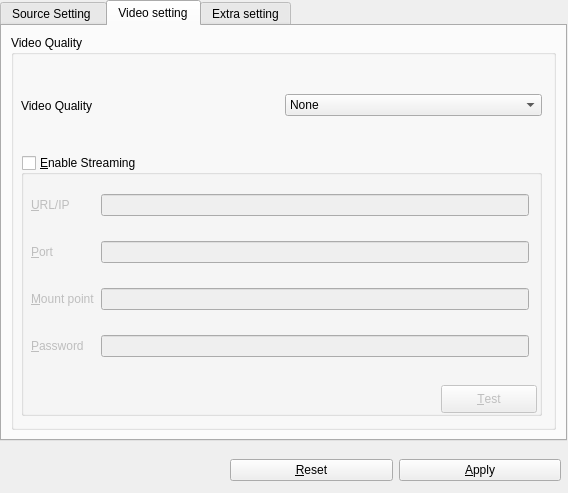
Qt form src/freeseer/configtool/forms/freeseer_configtool_ui.ui (Freeseer/freeseer) before a commit.
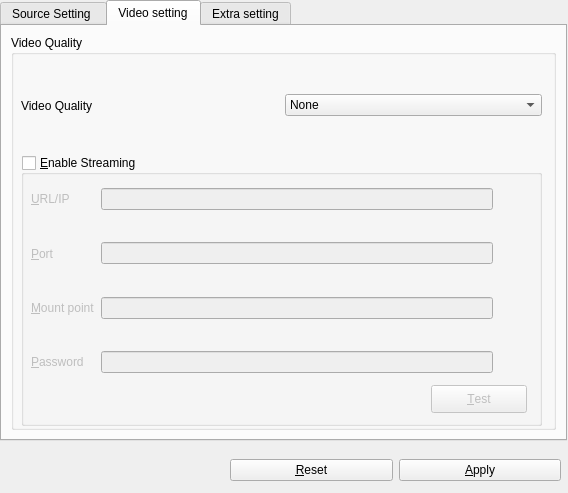
The same form after that commit. The open tabs and pages were chosen to show the change. Icons and pictures are not drawn.

What changed in the file:
```diff
--- a/src/freeseer/configtool/forms/freeseer_configtool_ui.ui
+++ b/src/freeseer/configtool/forms/freeseer_configtool_ui.ui
@@ -14,7 +14,7 @@
    <string>Freeseer Config Tool</string>
   </property>
   <property name="windowIcon">
-   <iconset resource="../../frontend/default/forms/resource.qrc">
+   <iconset>
     <normaloff>:/freeseer/freeseer_logo.png</normaloff>:/freeseer/freeseer_logo.png</iconset>
   </property>
   <widget class="QTabWidget" name="configureTab">
@@ -32,11 +32,14 @@
    <property name="cursor">
     <cursorShape>ArrowCursor</cursorShape>
    </property>
+   <property name="inputMethodHints">
+    <set>Qt::ImhNone</set>
+   </property>
    <property name="tabPosition">
     <enum>QTabWidget::North</enum>
    </property>
    <property name="currentIndex">
-    <number>2</number>
+    <number>1</number>
    </property>
    <property name="elideMode">
     <enum>Qt::ElideNone</enum>
@@ -366,7 +369,7 @@
           <x>10</x>
           <y>120</y>
           <width>521</width>
-          <height>261</height>
+          <height>271</height>
          </rect>
         </property>
         <property name="title">
@@ -383,21 +386,14 @@
           <rect>
            <x>10</x>
            <y>20</y>
-           <width>511</width>
-           <height>201</height>
+           <width>501</width>
+           <height>211</height>
           </rect>
          </property>
          <layout class="QGridLayout" name="gridLayout_EnableStreaming">
           <property name="topMargin">
            <number>0</number>
           </property>
-          <item row="0" column="1">
-           <widget class="QLineEdit" name="lineEdit_URL_IP">
-            <property name="text">
-             <string/>
-            </property>
-           </widget>
-          </item>
           <item row="3" column="1">
            <widget class="QLineEdit" name="lineEdit_password">
             <property name="echoMode">
@@ -429,7 +425,11 @@
            </widget>
           </item>
           <item row="1" column="1">
-           <widget class="QLineEdit" name="lineEdit_port"/>
+           <widget class="QLineEdit" name="lineEdit_port">
+            <property name="inputMethodHints">
+             <set>Qt::ImhNone</set>
+            </property>
+           </widget>
           </item>
           <item row="0" column="0">
            <widget class="QLabel" name="label_URL_IP">
@@ -500,12 +500,93 @@
             </property>
            </widget>
           </item>
+          <item row="0" column="1">
+           <widget class="QLineEdit" name="lineEdit_URL_IP">
+            <property name="text">
+             <string/>
+            </property>
+           </widget>
+          </item>
+          <item row="4" column="2">
+           <spacer name="horizontalSpacer">
+            <property name="orientation">
+             <enum>Qt::Horizontal</enum>
+            </property>
+            <property name="sizeType">
+             <enum>QSizePolicy::Minimum</enum>
+            </property>
+            <property name="sizeHint" stdset="0">
+             <size>
+              <width>32</width>
+              <height>0</height>
+             </size>
+            </property>
+           </spacer>
+          </item>
+          <item row="0" column="3">
+           <spacer name="verticalSpacer">
+            <property name="orientation">
+             <enum>Qt::Vertical</enum>
+            </property>
+            <property name="sizeType">
+             <enum>QSizePolicy::MinimumExpanding</enum>
+            </property>
+            <property name="sizeHint" stdset="0">
+             <size>
+              <width>1</width>
+              <height>40</height>
+             </size>
+            </property>
+           </spacer>
+          </item>
+          <item row="1" column="3">
+           <spacer name="verticalSpacer_2">
+            <property name="orientation">
+             <enum>Qt::Vertical</enum>
+            </property>
+            <property name="sizeHint" stdset="0">
+             <size>
+              <width>1</width>
+              <height>40</height>
+             </size>
+            </property>
+           </spacer>
+          </item>
+          <item row="2" column="3">
+           <spacer name="verticalSpacer_3">
+            <property name="orientation">
+             <enum>Qt::Vertical</enum>
+            </property>
+            <property name="sizeHint" stdset="0">
+             <size>
+              <width>1</width>
+              <height>40</height>
+             </size>
+            </property>
+           </spacer>
+          </item>
+          <item row="3" column="3">
+           <spacer name="verticalSpacer_4">
+            <property name="orientation">
+             <enum>Qt::Vertical</enum>
+            </property>
+            <property name="sizeHint" stdset="0">
+             <size>
+              <width>1</width>
+              <height>40</height>
+             </size>
+            </property>
+           </spacer>
+          </item>
          </layout>
         </widget>
         <widget class="QPushButton" name="pushButton_testStreaming">
+         <property name="enabled">
+          <bool>false</bool>
+         </property>
          <property name="geometry">
           <rect>
-           <x>420</x>
+           <x>410</x>
            <y>230</y>
            <width>96</width>
            <height>28</height>
```
Left out of the diff: 112 changed lines with no effect on the pictures.
